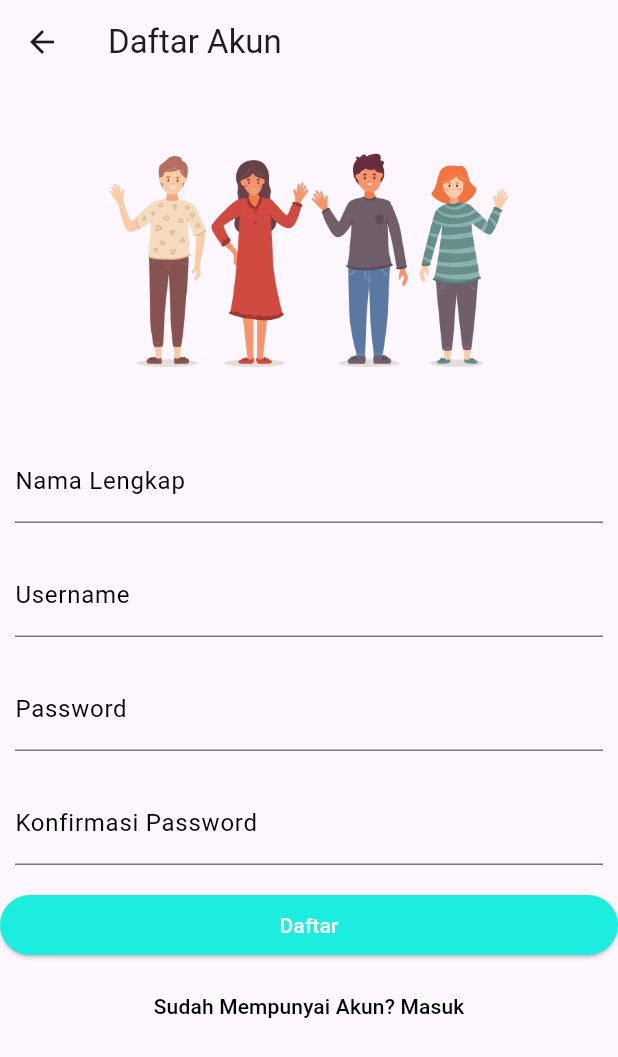
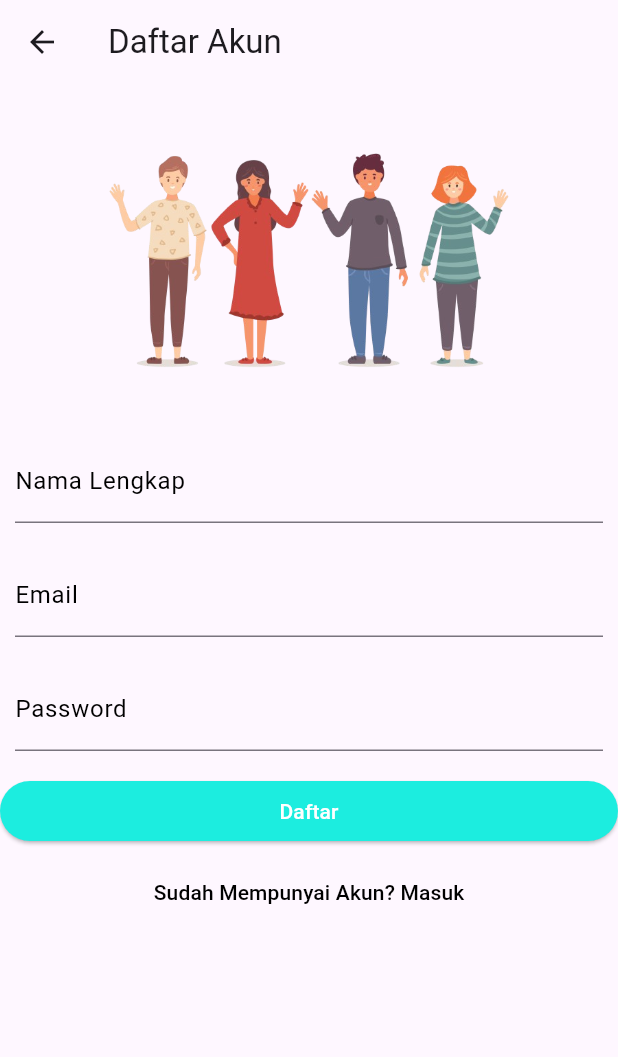
Before and after one commit to BayuSatria14/progmob, a Flutter app: the RegisterPage screen opened directly, on a phone screen of 412 x 824 dp. Shown: the top 1057 px of the screen. Run offline on Flutter 3.47's test engine with Material 3 defaults, Android fonts, the phone set to English and light mode, and no system bars; our stand-ins replace dio, get_storage; accounts and stored records are empty.

Commit message:
menambahkan fitur aoi

```diff
--- a/lib/register_page.dart
+++ b/lib/register_page.dart
@@ -1,11 +1,20 @@
+import 'package:dio/dio.dart';
 import 'package:flutter/foundation.dart';
 import 'package:flutter/material.dart';
 import 'package:flutter/widgets.dart';
+import 'package:progmob/login_page.dart';
 
 class RegisterPage extends StatelessWidget {
-  const RegisterPage({Key? key}) : super(key: key);
+  RegisterPage({Key? key}) : super(key: key);
 
   get black => null;
+
+  final dio = Dio();
+  final apiUrl = 'https://mobileapis.manpits.xyz/api';
+
+  TextEditingController nameController = TextEditingController();
+  TextEditingController emailController = TextEditingController();
+  TextEditingController passwordController = TextEditingController();
 
   @override
   Widget build(BuildContext context) {
@@ -35,6 +44,7 @@
             Padding(
               padding: const EdgeInsets.symmetric(horizontal: 10, vertical: 10),
               child: TextField(
+                controller: nameController,
                 decoration: InputDecoration(
                   labelText: 'Nama Lengkap',
                   labelStyle: const TextStyle(color: Colors.black),
@@ -48,8 +58,9 @@
             Padding(
               padding: const EdgeInsets.symmetric(horizontal: 10, vertical: 10),
               child: TextField(
+                controller: emailController,
                 decoration: InputDecoration(
-                  labelText: 'Username',
+                  labelText: 'Email',
                   labelStyle: const TextStyle(color: Colors.black),
                   focusedBorder: OutlineInputBorder(
                     borderRadius: BorderRadius.circular(10),
@@ -61,23 +72,10 @@
             Padding(
               padding: const EdgeInsets.symmetric(horizontal: 10, vertical: 10),
               child: TextField(
+                controller: passwordController,
                 obscureText: true,
                 decoration: InputDecoration(
                   labelText: 'Password',
-                  labelStyle: const TextStyle(color: Colors.black),
-                  focusedBorder: OutlineInputBorder(
-                    borderRadius: BorderRadius.circular(10),
-                    borderSide: const BorderSide(color: Colors.black),
-                  ),
-                ),
-              ),
-            ),
-            Padding(
-              padding: const EdgeInsets.symmetric(horizontal: 10, vertical: 10),
-              child: TextField(
-                obscureText: true,
-                decoration: InputDecoration(
-                  labelText: 'Konfirmasi Password',
                   labelStyle: const TextStyle(color: Colors.black),
                   focusedBorder: OutlineInputBorder(
                     borderRadius: BorderRadius.circular(10),
@@ -92,7 +90,8 @@
               height: 40,
               child: ElevatedButton(
                 onPressed: () {
-                  Navigator.pop(context); // Navigasi kembali ke halaman login
+                  goRegister(context, dio, apiUrl, nameController,
+                      emailController, passwordController);
                 },
                 style: ElevatedButton.styleFrom(
                   backgroundColor: Color.fromARGB(255, 28, 237, 223),
@@ -119,3 +118,26 @@
     );
   }
 }
+
+void goRegister(BuildContext context, dio, apiUrl, nameController,
+    emailController, passwordController) async {
+  try {
+    final response = await dio.post(
+      '$apiUrl/register',
+      data: {
+        'name': nameController.text,
+        'email': emailController.text,
+        'password': passwordController.text,
+      },
+    );
+    print(response.data);
+    Navigator.pushReplacement(
+      context,
+      MaterialPageRoute(
+        builder: (context) => LoginPage(), // Navigasi ke HomePage
+      ),
+    );
+  } on DioException catch (e) {
+    print('${e.response} - ${e.response?.statusCode}');
+  }
+}
--- a/pubspec.yaml
+++ b/pubspec.yaml
@@ -10,6 +10,7 @@
   dio: ^5.4.3+1
   flutter:
     sdk: flutter
+  get_storage: ^2.1.1
 
 dev_dependencies:
   flutter_test:
```
Also changed, not shown: lib/home_page.dart (+62 -3 lines), lib/login_page.dart (+41 -10 lines), lib/main.dart (+12 -3 lines), pubspec.lock, 1 other file.
